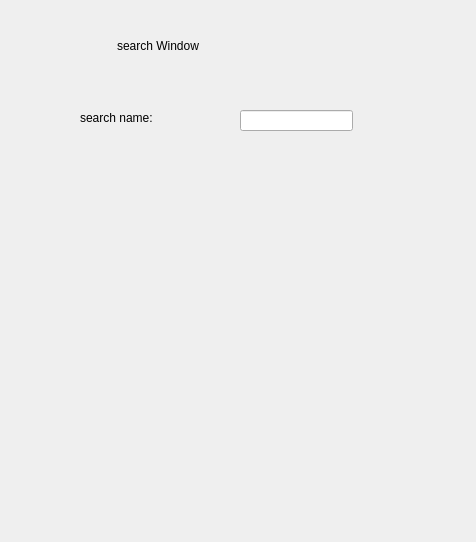
The window that searchwindow.ui (Shuta-syd/qt-grahical-phonebook) describes before a commit, drawn with Qt 5.
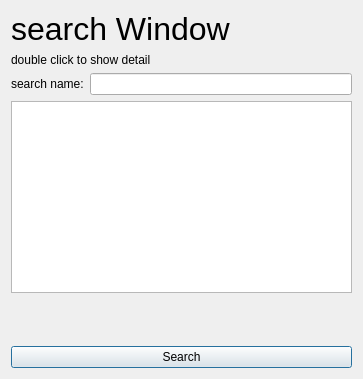
The same window after the commit.

What changed in the file:
```diff
--- a/searchwindow.ui
+++ b/searchwindow.ui
@@ -6,49 +6,79 @@
    <rect>
     <x>0</x>
     <y>0</y>
-    <width>476</width>
-    <height>542</height>
+    <width>363</width>
+    <height>379</height>
    </rect>
   </property>
   <property name="windowTitle">
    <string>Dialog</string>
   </property>
+  <layout class="QHBoxLayout" name="horizontalLayout_2">
+   <item>
+    <layout class="QVBoxLayout" name="verticalLayout_2">
+     <item>
   <widget class="QLabel" name="searchWindowTitle">
-   <property name="geometry">
-    <rect>
-     <x>117</x>
-     <y>30</y>
-     <width>141</width>
-     <height>31</height>
-    </rect>
+       <property name="font">
+        <font>
+         <pointsize>24</pointsize>
+        </font>
    </property>
    <property name="text">
     <string>search Window</string>
    </property>
   </widget>
+     </item>
+     <item>
+      <widget class="QLabel" name="label">
+       <property name="text">
+        <string>double click to show detail</string>
+       </property>
+      </widget>
+     </item>
+     <item>
+      <layout class="QVBoxLayout" name="verticalLayout">
+       <item>
+        <layout class="QHBoxLayout" name="horizontalLayout">
+         <item>
   <widget class="QLabel" name="searchInputLable">
-   <property name="geometry">
-    <rect>
-     <x>80</x>
-     <y>110</y>
-     <width>131</width>
-     <height>16</height>
-    </rect>
-   </property>
    <property name="text">
     <string>search name:</string>
    </property>
   </widget>
-  <widget class="QLineEdit" name="searchInput">
-   <property name="geometry">
-    <rect>
-     <x>240</x>
-     <y>110</y>
-     <width>113</width>
-     <height>21</height>
-    </rect>
-   </property>
-  </widget>
+         </item>
+         <item>
+          <widget class="QLineEdit" name="searchInput"/>
+         </item>
+        </layout>
+       </item>
+       <item>
+        <widget class="QListWidget" name="listWidget"/>
+       </item>
+       <item>
+        <spacer name="verticalSpacer">
+         <property name="orientation">
+          <enum>Qt::Vertical</enum>
+         </property>
+         <property name="sizeHint" stdset="0">
+          <size>
+           <width>20</width>
+           <height>40</height>
+          </size>
+         </property>
+        </spacer>
+       </item>
+      </layout>
+     </item>
+     <item>
+      <widget class="QPushButton" name="pushButton">
+       <property name="text">
+        <string>Search</string>
+       </property>
+      </widget>
+     </item>
+    </layout>
+   </item>
+  </layout>
  </widget>
  <resources/>
  <connections/>
```
Lines whose indentation alone changed are shown as unchanged.
